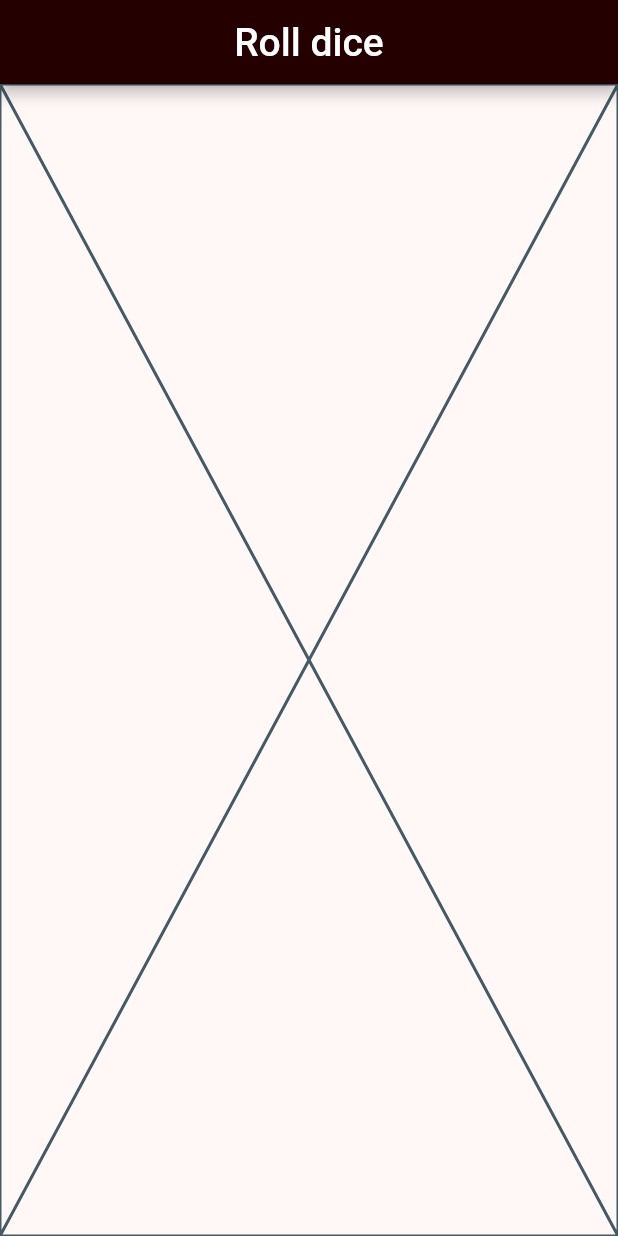
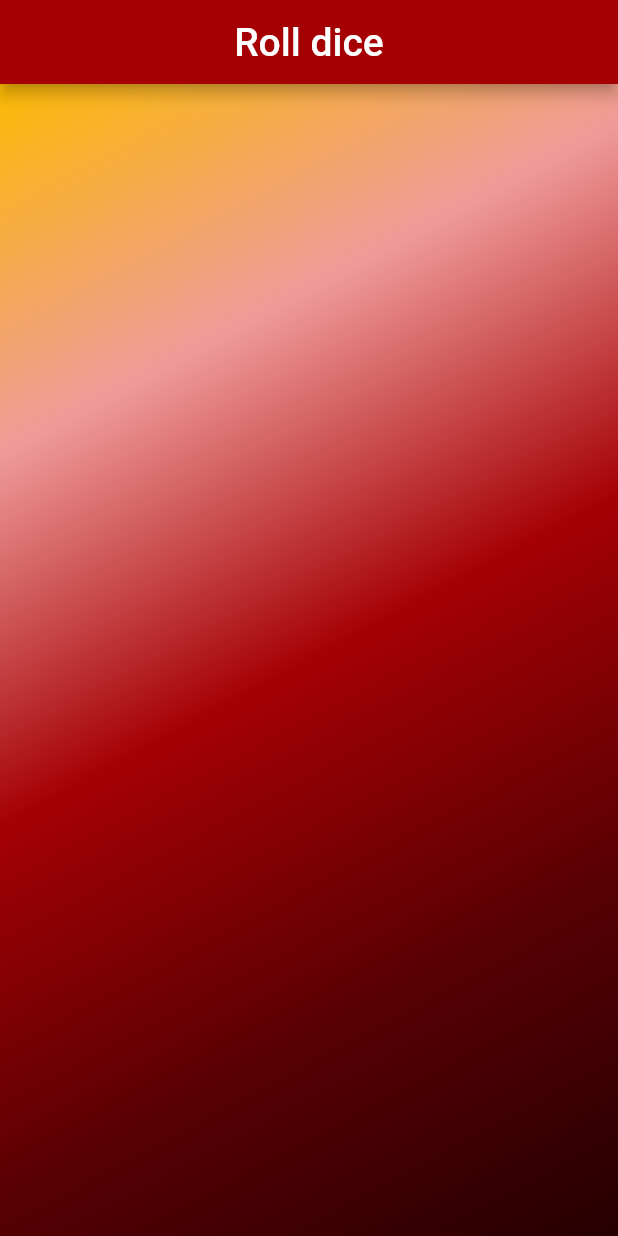
Before and after one commit to GuilhermeAlecrim7K/flutter_practice_projects, a Flutter app: the screen it shows after launch, on a phone screen of 412 x 824 dp. Run offline on Flutter 3.47's test engine with Material 2 defaults, Android fonts, the phone set to English and light mode, and no system bars.

Commit message:
replace background color; replace body with gradient container

```diff
--- a/roll_dice/lib/pages/home_page.dart
+++ b/roll_dice/lib/pages/home_page.dart
@@ -1,4 +1,6 @@
 import 'package:flutter/material.dart';
+import 'package:roll_dice/shared/app_colors.dart';
+import 'package:roll_dice/widgets/gradient_container.dart';
 
 class HomePage extends StatelessWidget {
   const HomePage({super.key});
@@ -12,9 +14,12 @@ class HomePage extends StatelessWidget {
           'Roll dice',
           style: TextStyle(fontSize: 26),
         ),
-        backgroundColor: const Color(0xFF250001),
+        backgroundColor: AppColors.turkeyRed,
       ),
-      body: const Placeholder(),
+      body: const GradientContainer(
+        colors: AppColors.backgroundGradient,
+        child: Placeholder(),
+      ),
     );
   }
 }
```
